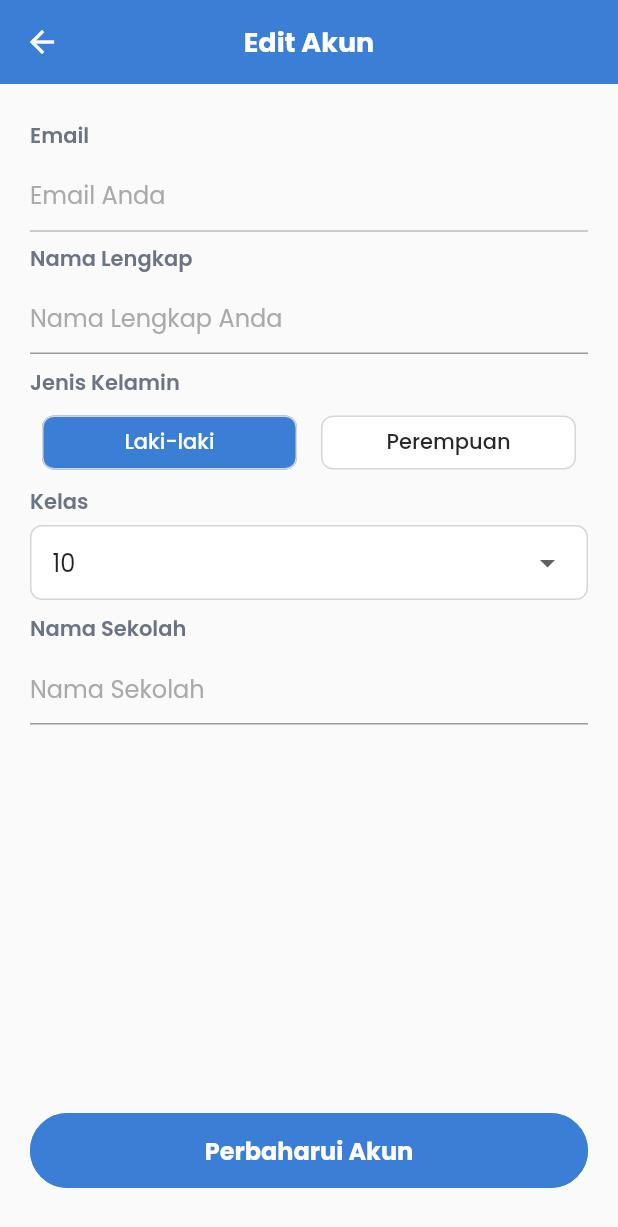
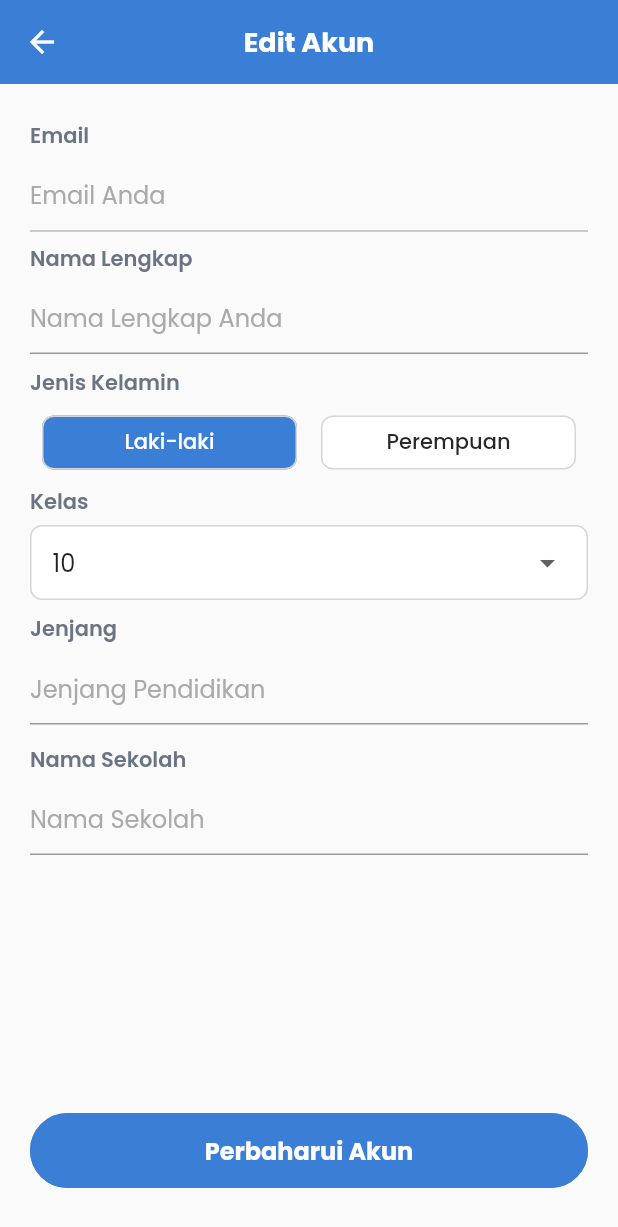
Before and after one commit to Agus2020-droid/app_latihan_soal, a Flutter app: the MainPage screen opened by its route, after a tap on "Profile", after a tap on "Edit", on a phone screen of 412 x 824 dp. Shown: the top 1227 px of the screen. Run offline on Flutter 3.47's test engine with Material 2 defaults, Android fonts, the phone set to English and light mode, and no system bars; our stand-ins replace cloud_firestore, dio, firebase_auth, firebase_core, firebase_messaging, firebase_storage and 5 more; missing offline and left inert: clipboard; accounts and stored records are empty; network calls fail.

Commit message:
Finish Project

```diff
--- a/lib/constants/api_url.dart
+++ b/lib/constants/api_url.dart
@@ -8,7 +8,7 @@ class ApiUrl {
   static String latihanMapel = "exercise/data_course";
   static String latihanPaketSoal = "exercise/data_exercise";
   static String latihanKerjakanSoal = "exercise/kerjakan";
-  static String latihanSubmitJawaban = "excercise/input_jawaban";
-  static String latihanSkor = "excercise/score_result";
+  static String latihanSubmitJawaban = "exercise/input_jawaban";
+  static String latihanSkor = "exercise/score_result";
   static String banner = "event/list";
 }
--- a/lib/views/login_page.dart
+++ b/lib/views/login_page.dart
@@ -1,3 +1,5 @@
+import 'dart:io';
+
 import 'package:firebase_auth/firebase_auth.dart';
 import 'package:flutter/cupertino.dart';
 import 'package:flutter/foundation.dart';
@@ -98,6 +100,7 @@ class _LoginPageState extends State<LoginPage> {
               ),
             ),
             Spacer(),
+            // if (Platform.isAndroid)
             ButtonLogin(
                 onTap: () async {
                   // kondisi sign-in google
@@ -154,6 +157,7 @@ class _LoginPageState extends State<LoginPage> {
                     ),
                   ],
                 )),
+            // if (Platform.isIOS)
             ButtonLogin(
                 onTap: () {},
                 backgroundColor: Colors.black,
--- a/lib/views/main/latihan_soal/kerjakan_latihan_soal_page.dart
+++ b/lib/views/main/latihan_soal/kerjakan_latihan_soal_page.dart
@@ -100,6 +100,8 @@ class _KerjakanLatihanSoalPageState extends State<KerjakanLatihanSoalPage>
                                 content:
                                     Text("Submit gagal. silahkan ulangi")));
                           }
+                          print("hasil jawaban");
+                          print(result.status);
                         }
                       } else {
                         _controller!.animateTo(_controller!.index + 1);
--- a/lib/views/main/latihan_soal/result_page.dart
+++ b/lib/views/main/latihan_soal/result_page.dart
@@ -19,6 +19,8 @@ class _ResultPageState extends State<ResultPage> {
       resultData = ResultResponse.fromJson(result.data!);
       setState(() {});
     }
+    print("Score");
+    print(result.status);
   }
 
   @override
--- a/lib/views/main/profile/edit_profile_page.dart
+++ b/lib/views/main/profile/edit_profile_page.dart
@@ -25,6 +25,7 @@ class _EditProfilePageState extends State<EditProfilePage> {
   final emailController = TextEditingController();
   final schoolNameController = TextEditingController();
   final fullNameController = TextEditingController();
+  final jenjangController = TextEditingController();
 
   onTapGender(Gender genderInput) {
     if (genderInput == Gender.lakiLaki) {
@@ -37,13 +38,15 @@ class _EditProfilePageState extends State<EditProfilePage> {
 
   initDataUSer() async {
     // emailController.text = UserEmail.getUserEmail()!;
-    // // fullNameController.text = UserEmail.getUserDisplayName()!;
-    // final dataUser = await PreferenceHelper().getUserData();
-    // fullNameController.text = dataUser!.userName!;
-    // schoolNameController.text = dataUser.userAsalSekolah!;
-    // gender = dataUser.userGender!;
-    // // selectedClass = dataUser.jenjang!;
-    // print(dataUser.userGender!);
+    // fullNameController.text = UserEmail.getUserDisplayName()!;
+    final dataUser = await PreferenceHelper().getUserData();
+    fullNameController.text = dataUser!.userName!;
+    emailController.text = dataUser.userEmail!;
+    jenjangController.text = dataUser.jenjang!;
+    schoolNameController.text = dataUser.userAsalSekolah!;
+    gender = dataUser.userGender!;
+    // selectedClass = dataUser.jenjang!;
+    print(dataUser.userGender!);
 
     setState(() {});
   }
@@ -79,35 +82,37 @@ class _EditProfilePageState extends State<EditProfilePage> {
           child: ButtonLogin(
             // radius: 8,
             onTap: () async {
-              // final json = {
-              //   "email": emailController.text,
-              //   "nama_lengkap": fullNameController.text,
-              //   "nama_sekolah": schoolNameController.text,
-              //   "kelas": selectedClass,
-              //   "gender": gender,
-              //   "foto": UserEmail.getUserPhotoUrl(),
-              // };
-              // print(json);
-              // final result = await AuthApi().postUpdateUSer(json);
-              // if (result.status == Status.success) {
-              //   final registerResult = UserByEmail.fromJson(result.data!);
-              //   if (registerResult.status == 1) {
-              //     await PreferenceHelper().setUserData(registerResult.data!);
-              //     Navigator.pop(context, true);
-              //   } else {
-              //     ScaffoldMessenger.of(context).showSnackBar(
-              //       SnackBar(
-              //         content: Text(registerResult.message!),
-              //       ),
-              //     );
-              //   }
-              // } else {
-              //   ScaffoldMessenger.of(context).showSnackBar(
-              //     SnackBar(
-              //       content: Text("Terjadi kesalahan, silahkan ulangi kembali"),
-              //     ),
-              //   );
-              // }
+              final json = {
+                "email": emailController.text,
+                "nama_lengkap": fullNameController.text,
+                "nama_sekolah": schoolNameController.text,
+                "jenjang": jenjangController.text,
+                "kelas": selectedClass,
+                "gender": gender,
+                "foto": UserEmail.getUserPhotoUrl(),
+              };
+              print(json);
+              final result = await AuthApi().postUpdateUSer(json);
+              print(result.status);
+              if (result.status == Status.success) {
+                final registerResult = UserByEmail.fromJson(result.data!);
+                if (registerResult.status == 1) {
+                  await PreferenceHelper().setUserData(registerResult.data!);
+                  Navigator.pop(context, true);
+                } else {
+                  ScaffoldMessenger.of(context).showSnackBar(
+                    SnackBar(
+                      content: Text(registerResult.message!),
+                    ),
+                  );
+                }
+              } else {
+                ScaffoldMessenger.of(context).showSnackBar(
+                  SnackBar(
+                    content: Text("Terjadi kesalahan, silahkan ulangi kembali"),
+                  ),
+                );
+              }
             },
             backgroundColor: R.colors.primary,
             borderColor: R.colors.primary,
@@ -129,9 +134,9 @@ class _EditProfilePageState extends State<EditProfilePage> {
             crossAxisAlignment: CrossAxisAlignment.start,
             children: [
               EditProfileTextField(
-                controller: emailController,
                 hintText: 'Email Anda',
                 title: "Email",
+                controller: emailController,
                 enabled: false,
               ),
               EditProfileTextField(
@@ -250,6 +255,14 @@ class _EditProfilePageState extends State<EditProfilePage> {
               ),
               SizedBox(height: 5),
               EditProfileTextField(
+                hintText: 'Jenjang Pendidikan',
+                title: "Jenjang",
+                controller: jenjangController,
+              ),
+              // Spacer(),
+
+              SizedBox(height: 5),
+              EditProfileTextField(
                 hintText: 'Nama Sekolah',
                 title: "Nama Sekolah",
                 controller: schoolNameController,
--- a/lib/views/main/profile/profile_page.dart
+++ b/lib/views/main/profile/profile_page.dart
@@ -22,8 +22,8 @@ class ProfilePage extends StatefulWidget {
 class _ProfilePageState extends State<ProfilePage> {
   UserData? user;
   getUserData() async {
-    // final data = await PreferenceHelper().getUserData();
-    // user = data;
+    final data = await PreferenceHelper().getUserData();
+    user = data;
     setState(() {});
   }
 
@@ -58,14 +58,13 @@ class _ProfilePageState extends State<ProfilePage> {
               child: Text("Edit", style: TextStyle(color: Colors.white)))
         ],
       ),
-      body:
-          // user == null
-          //     ? Center(child: CircularProgressIndicator())
-          //     :
-          Column(
+      body: user == null
+          ? Center(child: CircularProgressIndicator())
+          : Column(
               children: [
                 Container(
-            padding: EdgeInsets.only(top: 28, bottom: 50, left: 15, right: 15),
+                  padding:
+                      EdgeInsets.only(top: 28, bottom: 50, left: 15, right: 15),
                   decoration: BoxDecoration(
                       color: R.colors.primary,
                       borderRadius: BorderRadius.only(
@@ -78,14 +77,14 @@ class _ProfilePageState extends State<ProfilePage> {
                           crossAxisAlignment: CrossAxisAlignment.start,
                           children: [
                             Text(
-                        "Nama",
+                              user!.userName!,
                               style: TextStyle(
                                   color: Colors.white,
                                   fontWeight: FontWeight.w400,
                                   fontSize: 20),
                             ),
                             Text(
-                        "Nama Sekolah User",
+                              user!.userAsalSekolah!,
                               style: TextStyle(
                                   color: Colors.white,
                                   fontWeight: FontWeight.w400,
@@ -112,7 +111,8 @@ class _ProfilePageState extends State<ProfilePage> {
                       borderRadius: BorderRadius.circular(10),
                       boxShadow: [
                         BoxShadow(
-                      blurRadius: 10, color: Colors.black.withOpacity(0.25))
+                            blurRadius: 10,
+                            color: Colors.black.withOpacity(0.25))
                       ]),
                   margin: EdgeInsets.symmetric(vertical: 18, horizontal: 13),
                   padding: EdgeInsets.symmetric(vertical: 18, horizontal: 13),
@@ -121,19 +121,20 @@ class _ProfilePageState extends State<ProfilePage> {
                     children: [
                       Text(
                         "Identitas Diri",
-                  style: TextStyle(fontSize: 18, fontWeight: FontWeight.bold),
+                        style: TextStyle(
+                            fontSize: 18, fontWeight: FontWeight.bold),
                       ),
                       SizedBox(
                         height: 20,
                       ),
                       Text(
                         "Nama Lengkap",
-                  style:
-                      TextStyle(color: R.colors.greySubtitleHome, fontSize: 12),
+                        style: TextStyle(
+                            color: R.colors.greySubtitleHome, fontSize: 12),
                       ),
                       SizedBox(height: 5),
                       Text(
-                  "Agus Dwi Anggoro",
+                        user!.userName!,
                         style: TextStyle(
                             color: Colors.black,
                             fontSize: 14,
@@ -142,12 +143,12 @@ class _ProfilePageState extends State<ProfilePage> {
                       SizedBox(height: 10),
                       Text(
                         "Email",
-                  style:
-                      TextStyle(color: R.colors.greySubtitleHome, fontSize: 12),
+                        style: TextStyle(
+                            color: R.colors.greySubtitleHome, fontSize: 12),
                       ),
                       SizedBox(height: 5),
                       Text(
-                  "Agus@gmail.com",
+                        user!.userEmail!,
                         style: TextStyle(
                             color: Colors.black,
                             fontSize: 14,
@@ -156,12 +157,12 @@ class _ProfilePageState extends State<ProfilePage> {
                       SizedBox(height: 10),
                       Text(
                         "Jenis Kelamin",
-                  style:
-                      TextStyle(color: R.colors.greySubtitleHome, fontSize: 12),
+                        style: TextStyle(
+                            color: R.colors.greySubtitleHome, fontSize: 12),
                       ),
                       SizedBox(height: 5),
                       Text(
-                  "Laki-laki",
+                        user!.userGender!,
                         style: TextStyle(
                             color: Colors.black,
                             fontSize: 14,
@@ -170,12 +171,12 @@ class _ProfilePageState extends State<ProfilePage> {
                       SizedBox(height: 10),
                       Text(
                         "Kelas",
-                  style:
-                      TextStyle(color: R.colors.greySubtitleHome, fontSize: 12),
+                        style: TextStyle(
+                            color: R.colors.greySubtitleHome, fontSize: 12),
                       ),
                       SizedBox(height: 5),
                       Text(
-                  "XII-IPA",
+                        user!.jenjang!,
                         style: TextStyle(
                             color: Colors.black,
                             fontSize: 14,
@@ -184,12 +185,12 @@ class _ProfilePageState extends State<ProfilePage> {
                       SizedBox(height: 10),
                       Text(
                         "Sekolah",
-                  style:
-                      TextStyle(color: R.colors.greySubtitleHome, fontSize: 12),
+                        style: TextStyle(
+                            color: R.colors.greySubtitleHome, fontSize: 12),
                       ),
                       SizedBox(height: 5),
                       Text(
-                  "SMK Negeri 1 Purbalingga",
+                        user!.userAsalSekolah!,
                         style: TextStyle(
                             color: Colors.black,
                             fontSize: 14,
@@ -214,8 +215,8 @@ class _ProfilePageState extends State<ProfilePage> {
                       await GoogleSignIn().signOut();
                     }
                     await FirebaseAuth.instance.signOut();
-              Navigator.of(context)
-                  .pushNamedAndRemoveUntil(LoginPage.route, (route) => false);
+                    Navigator.of(context).pushNamedAndRemoveUntil(
+                        LoginPage.route, (route) => false);
                   },
                   child: Container(
                     margin: EdgeInsets.symmetric(horizontal: 13),
@@ -225,7 +226,8 @@ class _ProfilePageState extends State<ProfilePage> {
                       borderRadius: BorderRadius.circular(10),
                       boxShadow: [
                         BoxShadow(
-                      blurRadius: 7, color: Colors.black.withOpacity(0.25))
+                            blurRadius: 7,
+                            color: Colors.black.withOpacity(0.25))
                       ],
                     ),
                     child: Row(children: [
--- a/lib/views/main_page.dart
+++ b/lib/views/main_page.dart
@@ -79,6 +79,7 @@ class _MainPageState extends State<MainPage> {
                           Image.asset(
                             R.assets.icHome,
                             height: 20,
+                            color: index == 0 ? null : Colors.grey,
                           ),
                           Text("Home")
                         ],
@@ -124,8 +125,9 @@ class _MainPageState extends State<MainPage> {
                       child: Column(
                         children: [
                           Image.asset(
-                            R.assets.icProfile,
+                            "assets/ic_profile_blue.png",
                             height: 20,
+                            color: index == 1 ? null : Colors.grey,
                           ),
                           Text("Profile")
                         ],
--- a/pubspec.yaml
+++ b/pubspec.yaml
@@ -34,7 +34,7 @@ dependencies:
   firebase_auth: ^3.6.4
   firebase_core: ^1.20.0
   firebase_messaging: ^12.0.2
-  firebase_storage: ^10.3.5
+  firebase_storage: ^10.2.9
   flutter:
     sdk: flutter
   flutter_html: ^2.2.1
```
Also changed, not shown: lib/repository/auth_api.dart (+7 -7 lines), lib/views/main/discussion/chat_page.dart (+32 -16 lines), lib/views/main/latihan_soal/home_page.dart (+26 -10 lines), lib/views/splash_screen.dart (+4 -4 lines). Lines whose indentation alone changed are shown as unchanged.
